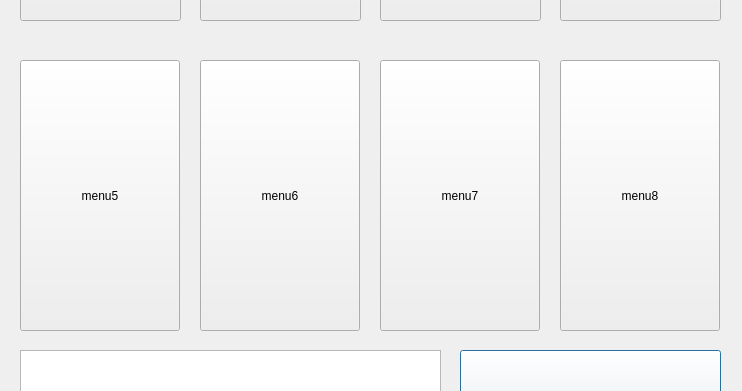
Old version of the form Kiosk_draft.ui in the repository HaesungAhn0205/Kiosk_PyQt5; both pictures show x 0 to 742 and y 270 to 661 of the 742 by 1183 pixel window.
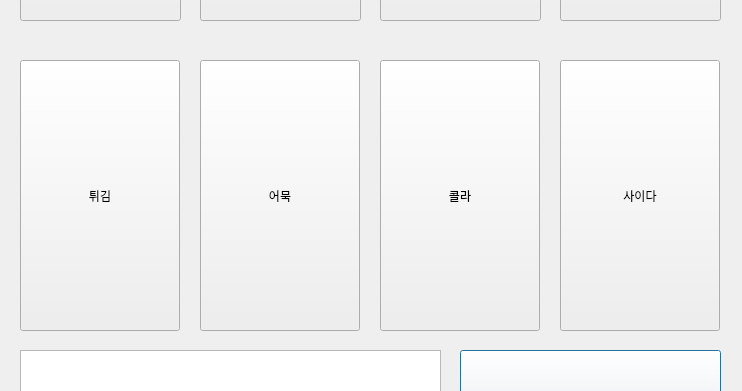
New version of the form.

Commit message: 1/23 메뉴 추가 8개 완성

```diff
--- a/Kiosk_draft.ui
+++ b/Kiosk_draft.ui
@@ -101,7 +101,7 @@
     </rect>
    </property>
    <property name="text">
-    <string>menu5</string>
+    <string>튀김</string>
    </property>
   </widget>
   <widget class="QPushButton" name="Button_menu6">
@@ -114,7 +114,7 @@
     </rect>
    </property>
    <property name="text">
-    <string>menu6</string>
+    <string>어묵</string>
    </property>
   </widget>
   <widget class="QPushButton" name="Button_menu7">
@@ -127,7 +127,7 @@
     </rect>
    </property>
    <property name="text">
-    <string>menu7</string>
+    <string>콜라</string>
    </property>
   </widget>
   <widget class="QPushButton" name="Button_menu8">
@@ -140,7 +140,7 @@
     </rect>
    </property>
    <property name="text">
-    <string>menu8</string>
+    <string>사이다</string>
    </property>
   </widget>
   <widget class="QListWidget" name="CartList">
```
The commit also changes 1 other file.
